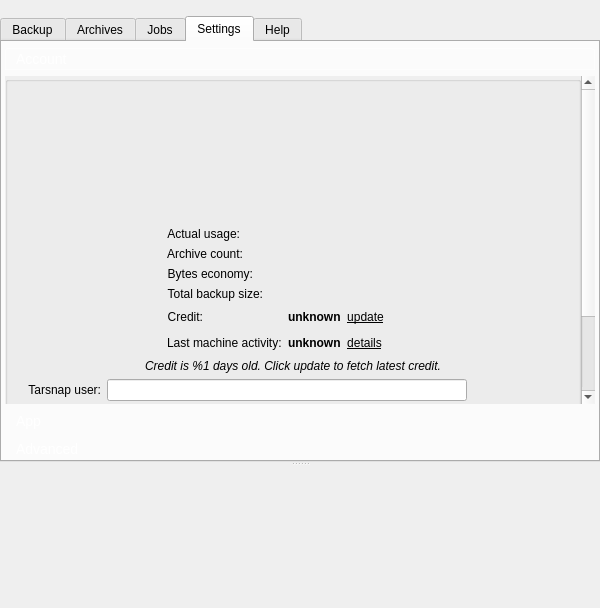
The window that forms/mainwindow.ui (Tarsnap/tarsnap-gui) describes before a commit, drawn with Qt 5.
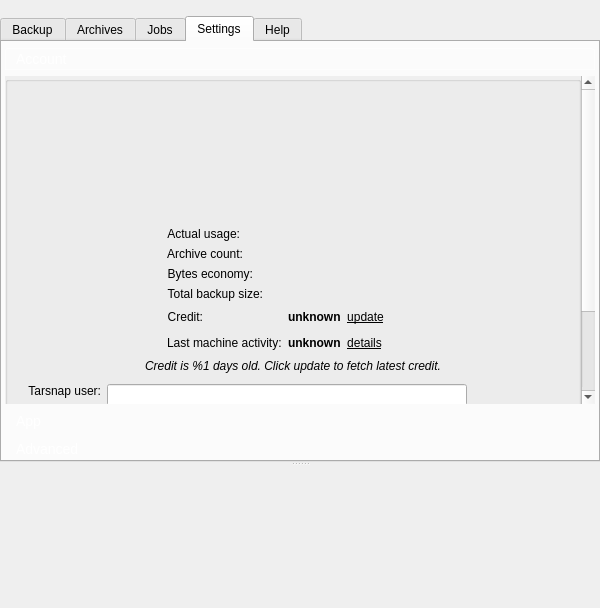
The same window after the commit. The open tabs and pages were chosen to show the change. Icons and pictures are not drawn. Custom widgets are drawn as their Qt base class.

Commit message: Spacer h adjustment.

```diff
--- a/forms/mainwindow.ui
+++ b/forms/mainwindow.ui
@@ -1343,7 +1343,7 @@
                          <property name="sizeHint" stdset="0">
                           <size>
                            <width>100</width>
-                           <height>20</height>
+                           <height>32</height>
                           </size>
                          </property>
                         </spacer>
```
